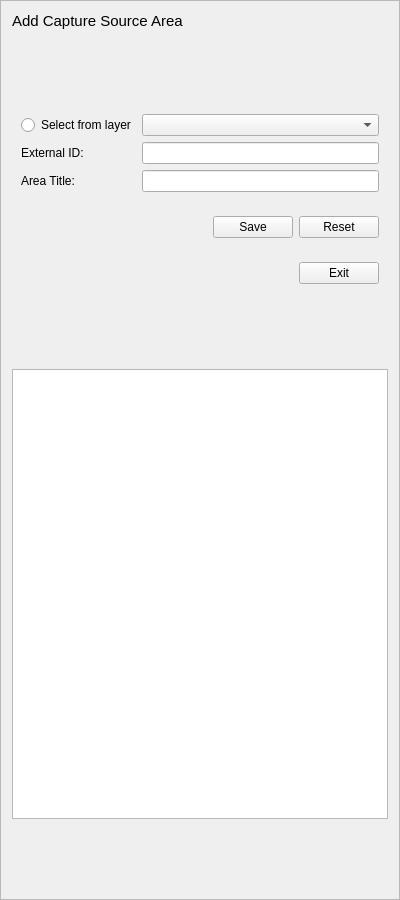
Qt form buildings/gui/new_capture_source_area.ui (linz/nz-buildings) before a commit.
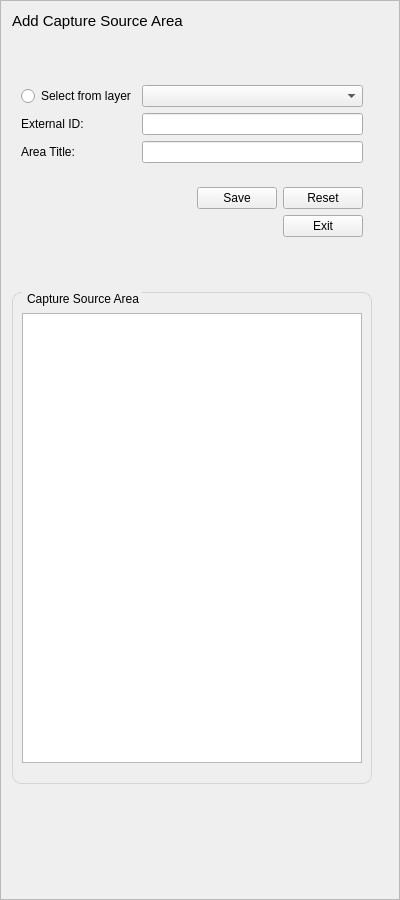
The same form after that commit. Custom widgets are drawn as their Qt base class.

Commit message: Add scroll bar for capture source area frame

Patch:
```diff
--- a/buildings/gui/new_capture_source_area.ui
+++ b/buildings/gui/new_capture_source_area.ui
@@ -1,7 +1,7 @@
 <?xml version="1.0" encoding="UTF-8"?>
 <ui version="4.0">
- <class>f_new_capture_source</class>
- <widget class="QFrame" name="f_new_capture_source">
+ <class>Frame</class>
+ <widget class="QFrame" name="Frame">
   <property name="geometry">
    <rect>
     <x>0</x>
@@ -10,20 +10,8 @@
     <height>900</height>
    </rect>
   </property>
-  <property name="minimumSize">
-   <size>
-    <width>400</width>
-    <height>400</height>
-   </size>
-  </property>
-  <property name="maximumSize">
-   <size>
-    <width>400</width>
-    <height>900</height>
-   </size>
-  </property>
   <property name="windowTitle">
-   <string>New Capture Source</string>
+   <string>Frame</string>
   </property>
   <property name="frameShape">
    <enum>QFrame::StyledPanel</enum>
@@ -31,41 +19,73 @@
   <property name="frameShadow">
    <enum>QFrame::Raised</enum>
   </property>
-  <layout class="QGridLayout" name="gridLayout_2">
-   <item row="7" column="0" colspan="2">
-    <widget class="QWidget" name="widget_2" native="true">
-     <layout class="QHBoxLayout" name="horizontalLayout">
+  <layout class="QVBoxLayout" name="verticalLayout">
+   <property name="spacing">
+    <number>2</number>
+   </property>
+   <property name="margin">
+    <number>2</number>
+   </property>
       <item>
-       <spacer name="horizontalSpacer">
+    <widget class="QScrollArea" name="scrollArea">
+     <property name="frameShape">
+      <enum>QFrame::NoFrame</enum>
+     </property>
+     <property name="widgetResizable">
+      <bool>true</bool>
+     </property>
+     <widget class="QWidget" name="scrollAreaWidgetContents">
+      <property name="geometry">
+       <rect>
+        <x>0</x>
+        <y>0</y>
+        <width>394</width>
+        <height>894</height>
+       </rect>
+      </property>
+      <layout class="QVBoxLayout" name="verticalLayout_2">
+       <item>
+        <widget class="QLabel" name="label">
+         <property name="sizePolicy">
+          <sizepolicy hsizetype="Fixed" vsizetype="Fixed">
+           <horstretch>0</horstretch>
+           <verstretch>0</verstretch>
+          </sizepolicy>
+         </property>
+         <property name="font">
+          <font>
+           <pointsize>11</pointsize>
+          </font>
+         </property>
+         <property name="text">
+          <string>Add Capture Source Area</string>
+         </property>
+        </widget>
+       </item>
+       <item>
+        <spacer name="verticalSpacer">
         <property name="orientation">
-         <enum>Qt::Horizontal</enum>
+          <enum>Qt::Vertical</enum>
+         </property>
+         <property name="sizeType">
+          <enum>QSizePolicy::Fixed</enum>
         </property>
         <property name="sizeHint" stdset="0">
          <size>
-          <width>40</width>
-          <height>20</height>
+           <width>20</width>
+           <height>40</height>
          </size>
         </property>
        </spacer>
       </item>
       <item>
-       <widget class="QPushButton" name="btn_exit">
-        <property name="maximumSize">
-         <size>
-          <width>85</width>
-          <height>27</height>
-         </size>
-        </property>
-        <property name="text">
-         <string>Exit</string>
-        </property>
-       </widget>
-      </item>
-     </layout>
-    </widget>
-   </item>
-   <item row="4" column="0" colspan="2">
     <widget class="QWidget" name="widget" native="true">
+         <property name="maximumSize">
+          <size>
+           <width>360</width>
+           <height>16777215</height>
+          </size>
+         </property>
      <layout class="QGridLayout" name="gridLayout">
       <item row="2" column="1">
        <widget class="QLineEdit" name="le_area_title"/>
@@ -100,57 +120,17 @@
      </layout>
     </widget>
    </item>
-   <item row="11" column="0">
-    <spacer name="verticalSpacer_3">
-     <property name="orientation">
-      <enum>Qt::Vertical</enum>
-     </property>
-     <property name="sizeHint" stdset="0">
-      <size>
-       <width>20</width>
-       <height>40</height>
-      </size>
-     </property>
-    </spacer>
-   </item>
-   <item row="10" column="0" colspan="2">
-    <widget class="QTableWidget" name="tbl_capture_source_area">
-     <property name="minimumSize">
-      <size>
-       <width>0</width>
-       <height>450</height>
-      </size>
-     </property>
-    </widget>
-   </item>
-   <item row="0" column="0">
-    <widget class="QLabel" name="label">
-     <property name="font">
-      <font>
-       <pointsize>11</pointsize>
-      </font>
-     </property>
-     <property name="text">
-      <string>Add Capture Source Area</string>
-     </property>
-    </widget>
-   </item>
-   <item row="9" column="0">
-    <spacer name="verticalSpacer_2">
-     <property name="orientation">
-      <enum>Qt::Vertical</enum>
-     </property>
-     <property name="sizeHint" stdset="0">
-      <size>
-       <width>20</width>
-       <height>40</height>
-      </size>
-     </property>
-    </spacer>
-   </item>
-   <item row="6" column="0" colspan="2">
+       <item>
     <widget class="QWidget" name="horizontalWidget" native="true">
-     <layout class="QHBoxLayout" name="horizontalLayout_2">
+         <property name="maximumSize">
+          <size>
+           <width>360</width>
+           <height>16777215</height>
+          </size>
+         </property>
+         <layout class="QVBoxLayout" name="verticalLayout_4">
+          <item>
+           <layout class="QHBoxLayout" name="horizontalLayout_3">
       <item>
        <spacer name="horizontalSpacer_2">
         <property name="orientation">
@@ -185,13 +165,48 @@
        </widget>
       </item>
      </layout>
-    </widget>
-   </item>
-   <item row="1" column="0">
-    <spacer name="verticalSpacer">
+          </item>
+          <item>
+           <layout class="QHBoxLayout" name="horizontalLayout_2">
+            <item>
+             <spacer name="horizontalSpacer">
+              <property name="orientation">
+               <enum>Qt::Horizontal</enum>
+              </property>
+              <property name="sizeHint" stdset="0">
+               <size>
+                <width>40</width>
+                <height>20</height>
+               </size>
+              </property>
+             </spacer>
+            </item>
+            <item>
+             <widget class="QPushButton" name="btn_exit">
+              <property name="maximumSize">
+               <size>
+                <width>85</width>
+                <height>27</height>
+               </size>
+              </property>
+              <property name="text">
+               <string>Exit</string>
+              </property>
+             </widget>
+            </item>
+           </layout>
+          </item>
+         </layout>
+        </widget>
+       </item>
+       <item>
+        <spacer name="verticalSpacer_2">
      <property name="orientation">
       <enum>Qt::Vertical</enum>
      </property>
+         <property name="sizeType">
+          <enum>QSizePolicy::Fixed</enum>
+         </property>
      <property name="sizeHint" stdset="0">
       <size>
        <width>20</width>
@@ -199,6 +214,70 @@
       </size>
      </property>
     </spacer>
+       </item>
+       <item>
+        <widget class="QGroupBox" name="groupBox">
+         <property name="maximumSize">
+          <size>
+           <width>360</width>
+           <height>16777215</height>
+          </size>
+         </property>
+         <property name="styleSheet">
+          <string notr="true">
+QGroupBox {
+    border: 1px solid #D8D4D3;
+    border-radius: 9px;
+    margin-top: 0.5em;
+}
+
+QGroupBox::title {
+    subcontrol-origin: margin;
+    left: 10px;
+    padding: 0 1px 0 3px;
+}</string>
+         </property>
+         <property name="title">
+          <string>Capture Source Area</string>
+         </property>
+         <layout class="QVBoxLayout" name="verticalLayout_3">
+          <property name="topMargin">
+           <number>20</number>
+          </property>
+          <property name="bottomMargin">
+           <number>20</number>
+          </property>
+          <item>
+           <widget class="QTableWidget" name="tbl_capture_source_area">
+            <property name="minimumSize">
+             <size>
+              <width>0</width>
+              <height>450</height>
+             </size>
+            </property>
+           </widget>
+          </item>
+         </layout>
+         <zorder>verticalSpacer_3</zorder>
+         <zorder>tbl_capture_source_area</zorder>
+        </widget>
+       </item>
+       <item>
+        <spacer name="verticalSpacer_3">
+         <property name="orientation">
+          <enum>Qt::Vertical</enum>
+         </property>
+         <property name="sizeHint" stdset="0">
+          <size>
+           <width>20</width>
+           <height>40</height>
+          </size>
+         </property>
+        </spacer>
+       </item>
+      </layout>
+     </widget>
+    </widget>
    </item>
   </layout>
  </widget>
```
Left out of the diff: 2 changed lines with no effect on the pictures. Lines whose indentation alone changed are shown as unchanged.
